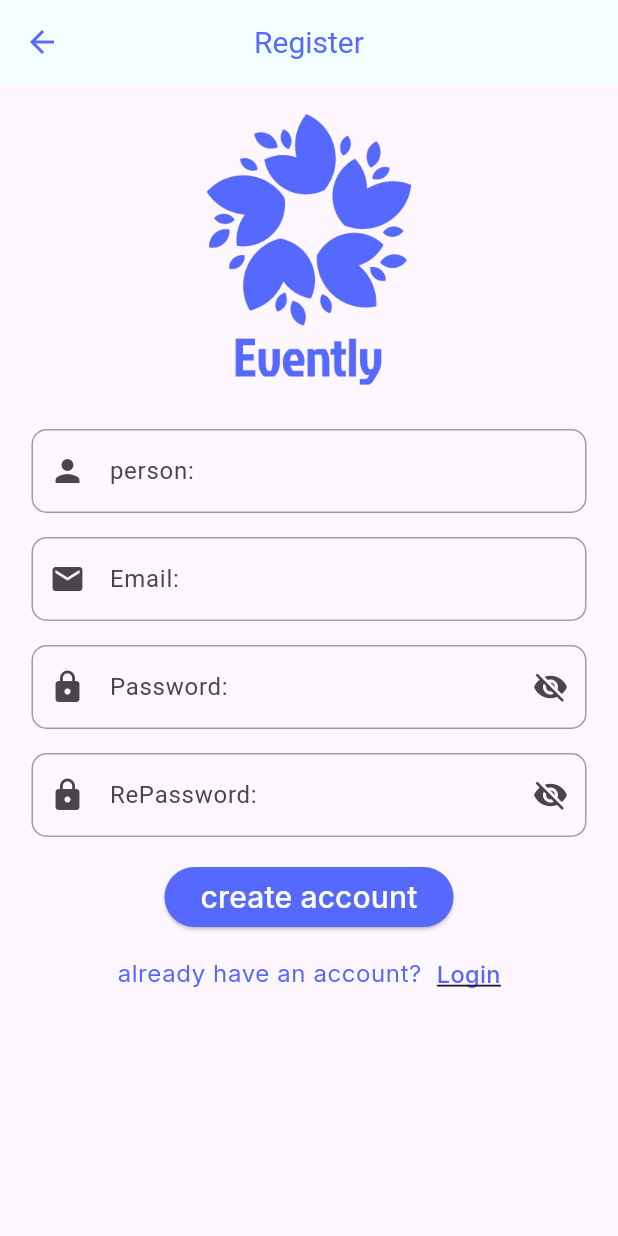
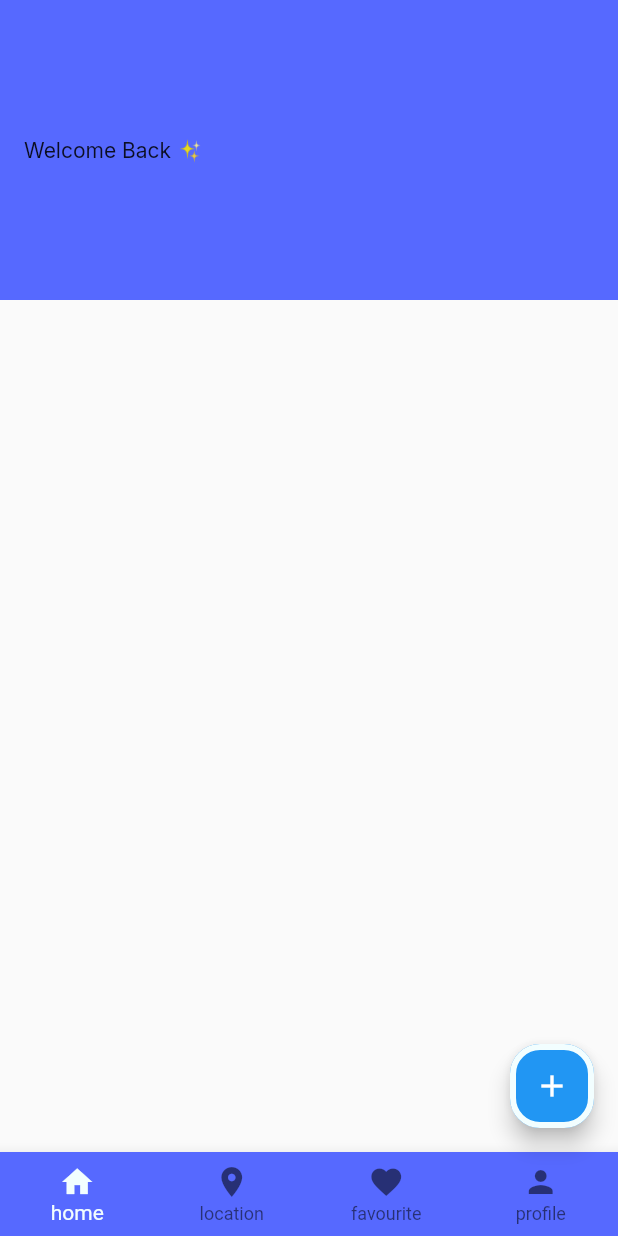
Before and after one commit to maroo9/Evently-Sun-2025, a Flutter app: the screen it shows after launch, on a phone screen of 412 x 824 dp. Run offline on Flutter 3.47's test engine with Material 3 defaults, Android fonts, the phone set to English and light mode, and no system bars; our stand-ins replace flutter_screenutil, google_fonts.

```diff
--- a/lib/config/language/theme/theme.dart
+++ b/lib/config/language/theme/theme.dart
@@ -1,10 +1,13 @@
 import 'package:flutter/material.dart';
 import 'package:evently_app/core/Colorsmanger/Colorsmanger.dart';
 import 'package:google_fonts/google_fonts.dart';
-import 'package:evently_app/fetures/register/register.dart';
+import 'package:evently_app/fetures/main_layout/main_layout.dart';
+import 'package:evently_app/fetures/auth/login/login.dart';
+import 'package:evently_app/fetures/auth/register/register.dart';
 // its like routes manger and colors manager its storge or blueprint for all pages
 class Thememanger{
   static final ThemeData light=ThemeData(
+    useMaterial3: false,
     appBarTheme: AppBarTheme(
       backgroundColor: Colorsmanger.Whiteblue,
       foregroundColor: Colorsmanger.Blue,
--- a/lib/core/Assetsmanger/Assetsmangers.dart
+++ b/lib/core/Assetsmanger/Assetsmangers.dart
@@ -1,6 +1,7 @@
 import 'package:flutter/material.dart';
 abstract class Imagemanger{
   static const String logoimage="assets/images/img.png";
+  static const String GoogleIcon="assets/images/google_icon.png";
   static const String GoogleIcon="assets/images/google_icon.png";
 
 
@@ -8,6 +9,8 @@ abstract class Imagemanger{
 abstract class Iconmanger{
   static const String EmailIcon="assets/images/img_1.png";
   static const String LockIcon="assets/images/img_2.png";
+  static const String SunIcon="";
+  static const String LaungageIcon="assets/images/img_2.png";
 
 
 }
--- a/lib/core/Routesmanger/routesmanger.dart
+++ b/lib/core/Routesmanger/routesmanger.dart
@@ -1,12 +1,15 @@
+import 'package:evently_app/fetures/main_layout/main_layout.dart';
 import 'package:flutter/material.dart';
-import 'package:evently_app/fetures/login/login.dart';
-import 'package:evently_app/fetures/register/register.dart';
+import 'package:evently_app/fetures/auth/login/login.dart';
+import 'package:evently_app/fetures/auth/register/register.dart';
 abstract class Routesmanger {
   static const String Logins = "/login";
+  static const String mainlayout = "/main_layout";
   static const String Registes = "/register";
   static Map<String, WidgetBuilder> routes={
    Logins: (context)=>Login(),
     Registes:(context)=>Register(),
+    mainlayout:(context)=>MainLayout(),
 };
 
 }
--- a/lib/fetures/login/login.dart
+++ b/lib/fetures/auth/login/login.dart
@@ -4,7 +4,8 @@ import 'package:evently_app/core/Widget/Custom_Text_Button.dart' show CustomText
 import 'package:flutter_screenutil/flutter_screenutil.dart';
 import 'package:google_fonts/google_fonts.dart';
 import 'package:evently_app/config/resourse/isvalidat.dart';
-import 'package:evently_app/fetures/register/register.dart';
+import 'package:evently_app/fetures/auth/login/login.dart';
+import 'package:evently_app/fetures/auth/register/register.dart';
 import 'package:evently_app/core/Widget/Custom_Elvated button.dart';
 import 'package:evently_app/core/Routesmanger/routesmanger.dart';
 import 'package:evently_app/core/Widget/Custom_text_form.dart';
--- a/lib/fetures/register/register.dart
+++ b/lib/fetures/auth/register/register.dart
@@ -7,6 +7,8 @@ import 'package:evently_app/config/language/theme/theme.dart';
 import 'package:evently_app/core/Widget/Custom_text_form.dart';
 import 'package:evently_app/core/Routesmanger/routesmanger.dart';
 import 'package:google_fonts/google_fonts.dart';
+import 'package:evently_app/fetures/auth/login/login.dart';
+import 'package:evently_app/fetures/auth/register/register.dart';
 import 'package:evently_app/config/resourse/isvalidat.dart';
 class Register extends StatefulWidget {
   const Register({super.key});
--- /dev/null
+++ b/lib/fetures/main_layout/main_layout.dart
@@ -0,0 +1,72 @@
+import 'package:flutter/material.dart';
+import 'package:evently_app/core/Routesmanger/routesmanger.dart';
+import 'package:evently_app/core/Colorsmanger/Colorsmanger.dart';
+import 'package:evently_app/core/Assetsmanger/Assetsmangers.dart';
+import 'package:evently_app/core/Widget/Custom_Elvated button.dart';
+import 'package:evently_app/core/Widget/Custom_text_form.dart';
+import 'package:evently_app/core/Widget/Custom_Text_Button.dart';
+import 'package:evently_app/fetures/main_layout/tabs/favorite_tab/favorite_tab.dart';
+import 'package:evently_app/fetures/main_layout/tabs/Home_Tab/Home_tab.dart';
+import 'package:evently_app/fetures/main_layout/tabs/location_tab/location_tab.dart';
+import 'package:evently_app/fetures/main_layout/tabs/person_tab/person_tab.dart';
+
+class MainLayout extends StatefulWidget {
+  const MainLayout({super.key});
+
+  @override
+  State<MainLayout> createState() => _MainLayoutState();
+
+}
+
+
+
+class _MainLayoutState extends State<MainLayout> {
+
+  List<Widget>tab=[
+    HomeTab(),
+    PersonTab(),
+    LocationTab(),
+    PersonTab(),
+
+  ];
+  int selectedIndex=0;
+  @override
+  Widget build(BuildContext context) {
+    return Scaffold(
+      floatingActionButton: FloatingActionButton(
+        onPressed: (){
+
+
+        },
+        child: Icon(Icons.add),
+        shape: RoundedRectangleBorder(
+          borderRadius: BorderRadius.circular(20),
+          side: BorderSide(color: Colorsmanger.Whiteblue,width: 4),
+        ),
+      ),
+      body: tab[selectedIndex],
+      bottomNavigationBar: BottomNavigationBar(
+        onTap: _onTap,
+        backgroundColor: Colorsmanger.Blue,
+        type: BottomNavigationBarType.fixed,
+        selectedItemColor: Colorsmanger.Whiteblue,
+        showSelectedLabels: true,
+        showUnselectedLabels: true,
+        items: [
+          BottomNavigationBarItem(icon: Icon(Icons.home),label:"home"),
+          BottomNavigationBarItem(icon: Icon(Icons.location_on),label:"location"),
+          BottomNavigationBarItem(icon: Icon(Icons.favorite),label:"favourite"),
+          BottomNavigationBarItem(icon: Icon(Icons.person,),label: "profile"),
+        ],
+      ),
+    );
+
+  }
+  void _onTap(int newIndex){
+    selectedIndex=newIndex;
+    setState(() {
+
+    });
+
+  }
+}
--- /dev/null
+++ b/lib/fetures/main_layout/tabs/Home_Tab/Home_tab.dart
@@ -0,0 +1,38 @@
+import 'package:flutter/material.dart';
+import 'package:evently_app/fetures/main_layout/main_layout.dart';
+import 'package:evently_app/core/Routesmanger/routesmanger.dart';
+import 'package:evently_app/core/Assetsmanger/Assetsmangers.dart';
+import 'package:evently_app/core/Widget/Custom_Text_Button.dart';
+import 'package:evently_app/core/Widget/Custom_text_form.dart';
+import 'package:evently_app/core/Widget/Custom_Elvated button.dart';
+import 'package:evently_app/core/Colorsmanger/Colorsmanger.dart';
+import 'package:google_fonts/google_fonts.dart';
+class HomeTab extends StatelessWidget {
+  const HomeTab({super.key});
+
+  @override
+  Widget build(BuildContext context) {
+    return Column(
+      children: [
+        Container(
+          width: double.infinity,
+          height: 200,
+          padding: EdgeInsets.symmetric(horizontal: 16,vertical: 10),
+          decoration: BoxDecoration(
+           // borderRadius: BorderRadius.only(bottomLeft: Radius.circular(20),bottomRight: Radius.circular(20))
+          color: Colorsmanger.Blue,
+          ),
+
+          child: Row(
+            children: [
+              Text("Welcome Back ✨",style: GoogleFonts.inter(fontWeight: FontWeight.w400,fontSize: 14),)
+
+            ],
+
+
+        )
+        ),
+      ],
+    );
+  }
+}
--- a/lib/main.dart
+++ b/lib/main.dart
@@ -23,7 +23,7 @@ class MyApp extends StatelessWidget {
         themeMode: ThemeMode.light,
         locale: Locale("en"),
       routes: Routesmanger.routes,
-      initialRoute: Routesmanger.Registes,
+      initialRoute: Routesmanger.mainlayout,
 
       ),
     );
--- a/pubspec.yaml
+++ b/pubspec.yaml
@@ -65,6 +65,8 @@ flutter:
      - assets/images/img_1.png
      - assets/images/img_2.png
      - assets/images/google_icon.png
+     - assets/images/img_3.png
+     - assets/images/img_4.png
   #   - images/a_dot_ham.jpeg
 
   # An image asset can refer to one or more resolution-specific "variants", see
```
Also changed, not shown: lib/fetures/main_layout/tabs/favorite_tab/favorite_tab.dart (added, +9 -0 lines), lib/fetures/main_layout/tabs/location_tab/location_tab.dart (added, +9 -0 lines), lib/fetures/main_layout/tabs/person_tab/person_tab.dart (added, +9 -0 lines), assets/images/img_3.png (added), assets/images/img_4.png (added).
